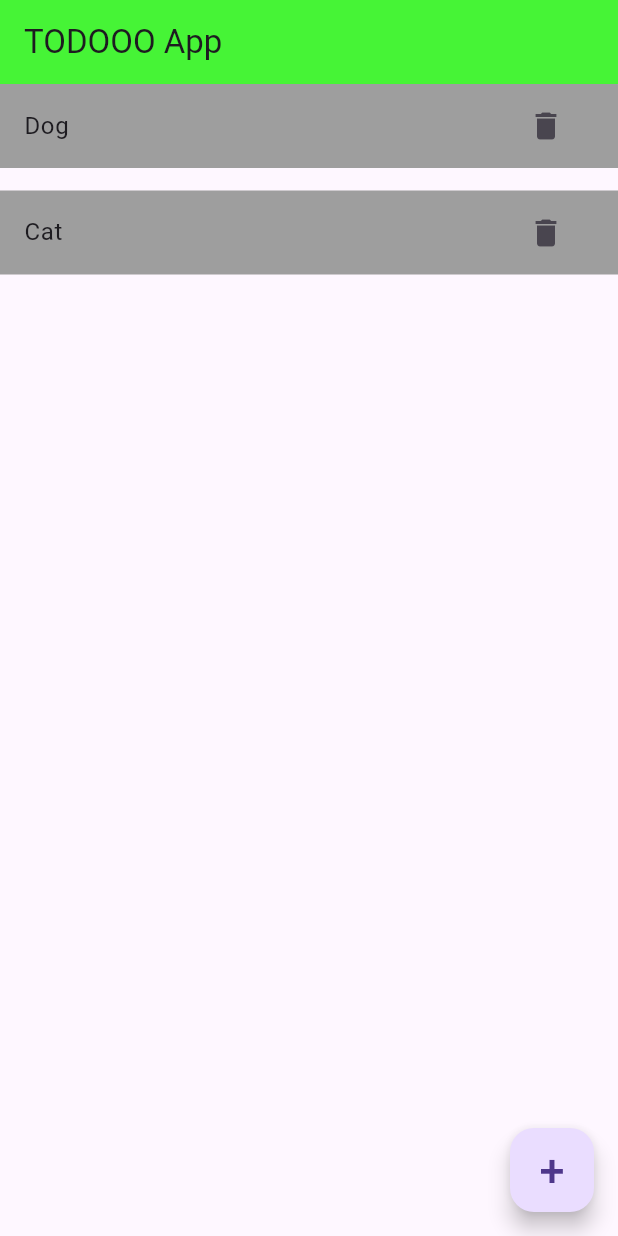
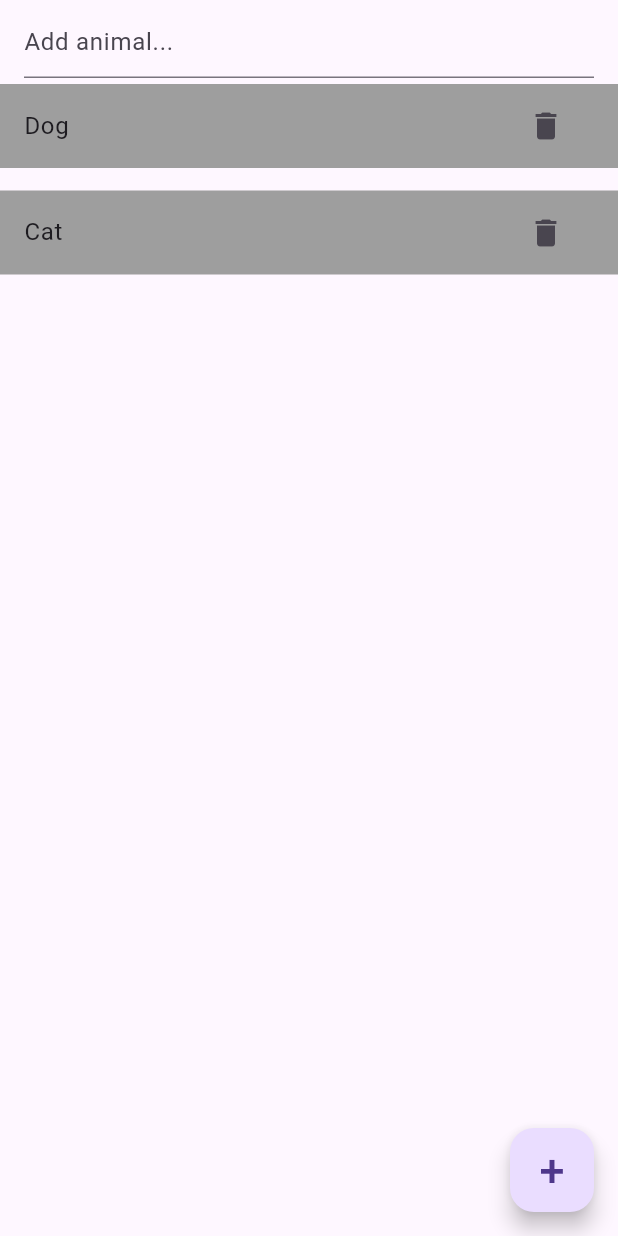
Before and after one commit to ashir227/Todo-App-Classes, a Flutter app: the screen it shows after launch, on a phone screen of 412 x 824 dp. Run offline on Flutter 3.47's test engine with Material 3 defaults, Android fonts, the light colour scheme and no system bars.

Commit message:
My commit

```diff
--- a/lib/todo.dart
+++ b/lib/todo.dart
@@ -13,6 +13,7 @@ class MyApp extends StatefulWidget {
 
 class _MyAppState extends State<MyApp> {
   List animal = ["Dog", "Cat"];
+  TextEditingController mycontrol = TextEditingController();
   @override
   Widget build(BuildContext context) {
     // bool isfav = true;
@@ -20,8 +21,12 @@ class _MyAppState extends State<MyApp> {
     return MaterialApp(
       home: Scaffold(
         appBar: AppBar(
-          title: Text("TODOOO App"),
-          backgroundColor: const Color.fromARGB(255, 70, 244, 54),
+          title: TextField(
+            controller: mycontrol,
+            decoration: InputDecoration(hintText: "Add animal..."),
+            style: TextStyle(color: Colors.white),
+          ),
+          // backgroundColor: const Color.fromARGB(255, 70, 244, 54),
         ),
         body: ListView.builder(
           itemBuilder: (context, index) {
@@ -44,7 +49,8 @@ class _MyAppState extends State<MyApp> {
         ),
         floatingActionButton: FloatingActionButton(
           onPressed: () {
-            animal.add("Students");
+            animal.add(mycontrol.text); // ✅ Fix is here
+            mycontrol.clear(); // optional: clears the input field
             setState(() {});
           },
           child: Text("+", style: TextStyle(fontSize: 30)),
```
